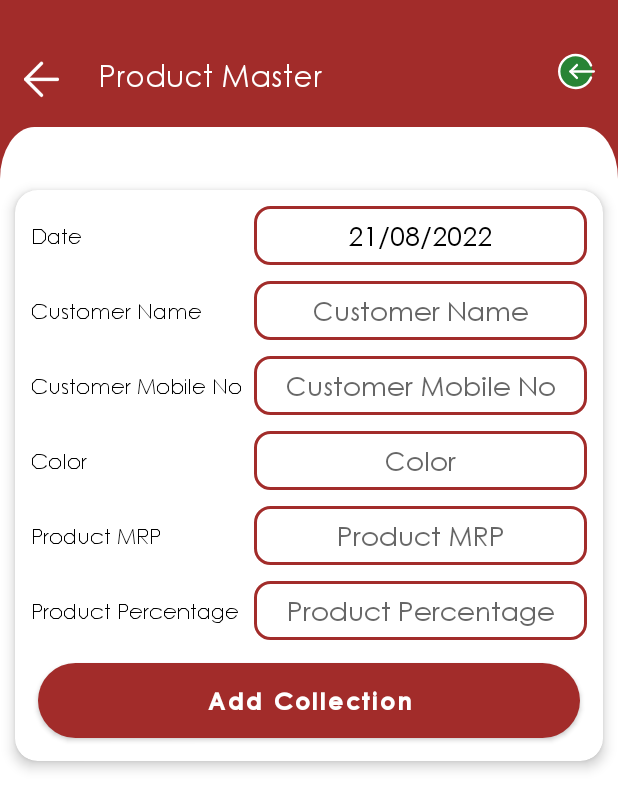
After one commit to emonrait/stella, an Android app: the Collection screen opened directly, with no data from a screen before it, on a phone screen of 412 x 824 dp. The commit adds this screen. Shown: the top 809 px of the screen. Run offline under Robolectric (Android 15) with nearby library versions, the phone set to English and light mode, and no system bars; our stand-ins replace Firebase (no records; nobody signed in at launch, a user with empty details on screens opened directly); Roboto replaces fonts that are not available here.

Commit message:
stock out

```diff
--- /dev/null
+++ b/app/src/main/java/com/raihan/stella/activity/Collection.java
@@ -0,0 +1,127 @@
+package com.raihan.stella.activity;
+
+import androidx.appcompat.app.AppCompatActivity;
+
+import android.app.DatePickerDialog;
+import android.content.Intent;
+import android.os.Bundle;
+import android.view.View;
+import android.widget.ArrayAdapter;
+import android.widget.Button;
+import android.widget.DatePicker;
+import android.widget.EditText;
+import android.widget.ImageView;
+import android.widget.LinearLayout;
+import android.widget.Spinner;
+import android.widget.TextView;
+
+import com.google.android.material.tabs.TabLayout;
+import com.google.firebase.auth.FirebaseAuth;
+import com.google.firebase.database.DatabaseReference;
+import com.google.firebase.database.FirebaseDatabase;
+import com.google.firebase.database.ValueEventListener;
+import com.raihan.stella.R;
+import com.raihan.stella.model.AutoLogout;
+import com.raihan.stella.model.DialogCustom;
+import com.raihan.stella.model.GlobalVariable;
+import com.raihan.stella.model.ValidationUtil;
+
+import java.util.ArrayList;
+import java.util.Calendar;
+
+public class Collection extends AutoLogout {
+    GlobalVariable globalVariable;
+    private ImageView ivLogout;
+    private ImageView ivBack;
+    private TextView tv_genereal_header_title;
+
+    private EditText date_value;
+
+    final Calendar myCalendar = Calendar.getInstance();
+
+
+    ValueEventListener listener;
+    ArrayList<String> spinerList;
+    ArrayAdapter<String> adapter;
+
+
+    FirebaseAuth firebaseAuth;
+    FirebaseDatabase firebaseDatabase;
+    DatabaseReference databaseReferenceProduct;
+
+    String id = "";
+    String productName = "";
+    String productId = "";
+    String flag = "";
+    String color = "";
+    String productMrp = "0";
+    String productPercent = "0";
+    String date = "";
+
+    final LoadingDialog loadingDialog = new LoadingDialog(Collection.this);
+
+
+    @Override
+    protected void onCreate(Bundle savedInstanceState) {
+        super.onCreate(savedInstanceState);
+        setContentView(R.layout.activity_collection);
+
+        globalVariable = ((GlobalVariable) getApplicationContext());
+
+        ivLogout = findViewById(R.id.ivLogout);
+        ivBack = findViewById(R.id.ivBack);
+        tv_genereal_header_title = findViewById(R.id.tv_genereal_header_title);
+
+        date_value = findViewById(R.id.date_value);
+
+
+        spinerList = new ArrayList<>();
+
+
+        firebaseAuth = FirebaseAuth.getInstance();
+        firebaseDatabase = FirebaseDatabase.getInstance();
+        databaseReferenceProduct = FirebaseDatabase.getInstance().getReference("Product");
+        ivBack.setOnClickListener(new View.OnClickListener() {
+            @Override
+            public void onClick(View v) {
+                Intent intent = new Intent(Collection.this, DashboardActivity.class);
+                DialogCustom.doClearActivity(intent, Collection.this);
+            }
+        });
+
+        tv_genereal_header_title.setText(R.string.master_product);
+
+        ivLogout.setOnClickListener(new View.OnClickListener() {
+            @Override
+            public void onClick(View v) {
+                DialogCustom.englishcustomLogout(Collection.this);
+            }
+        });
+
+
+        date_value.setText(ValidationUtil.getTransactionCurrentDate());
+
+        DatePickerDialog.OnDateSetListener date = new DatePickerDialog.OnDateSetListener() {
+            @Override
+            public void onDateSet(DatePicker view, int year, int month, int day) {
+                myCalendar.set(Calendar.YEAR, year);
+                myCalendar.set(Calendar.MONTH, month);
+                myCalendar.set(Calendar.DAY_OF_MONTH, day);
+                date_value.setText(ValidationUtil.dateFormate(myCalendar));
+            }
+        };
+        date_value.setOnClickListener(new View.OnClickListener() {
+            @Override
+            public void onClick(View view) {
+                new DatePickerDialog(Collection.this, date, myCalendar.get(Calendar.YEAR), myCalendar.get(Calendar.MONTH), myCalendar.get(Calendar.DAY_OF_MONTH)).show();
+
+            }
+        });
+    }
+
+    @Override
+    public void onBackPressed() {
+        Intent intent = new Intent(Collection.this, DashboardActivity.class);
+        DialogCustom.doClearActivity(intent, Collection.this);
+    }
+}
--- a/app/src/main/java/com/raihan/stella/activity/DashboardActivity.java
+++ b/app/src/main/java/com/raihan/stella/activity/DashboardActivity.java
@@ -428,10 +428,11 @@ public class DashboardActivity extends AutoLogout {
         list.clear();
         if (globalVariable.getRole().toLowerCase().equals("admin")) {
             list.add(new MenuModel("Profile", R.drawable.ic_user, "pf"));
-            list.add(new MenuModel("Balance", R.drawable.taka, "bl"));
+            // list.add(new MenuModel("Balance", R.drawable.taka, "bl"));
             list.add(new MenuModel("Product Master", R.drawable.product, "pm"));
             list.add(new MenuModel("Stock In", R.drawable.stockin, "si"));
             list.add(new MenuModel("Stock Out", R.drawable.stockout, "so"));
+            list.add(new MenuModel("Collection", R.drawable.taka, "col"));
             list.add(new MenuModel("Statement", R.drawable.ic_bank_statement, "st"));
             list.add(new MenuModel("Members", R.drawable.ic_community, "me"));
             // list.add(new MenuModel("Condition", R.drawable.ic_terms_and_conditions, "co"));
@@ -449,10 +450,11 @@ public class DashboardActivity extends AutoLogout {
 
         } else if (globalVariable.getRole().toLowerCase().equals("cash")) {
             list.add(new MenuModel("Profile", R.drawable.ic_user, "pf"));
-            list.add(new MenuModel("Balance", R.drawable.taka, "bl"));
+            //list.add(new MenuModel("Balance", R.drawable.taka, "bl"));
             list.add(new MenuModel("Product Master", R.drawable.product, "pm"));
             list.add(new MenuModel("Stock In", R.drawable.stockin, "si"));
             list.add(new MenuModel("Stock Out", R.drawable.stockout, "so"));
+            list.add(new MenuModel("Collection", R.drawable.taka, "col"));
             list.add(new MenuModel("Statement", R.drawable.ic_bank_statement, "st"));
             list.add(new MenuModel("Members", R.drawable.ic_community, "me"));
             // list.add(new MenuModel("Condition", R.drawable.ic_terms_and_conditions, "co"));
@@ -470,10 +472,11 @@ public class DashboardActivity extends AutoLogout {
 
         } else {
             list.add(new MenuModel("Profile", R.drawable.ic_user, "pf"));
-            list.add(new MenuModel("Balance", R.drawable.taka, "bl"));
+            //list.add(new MenuModel("Balance", R.drawable.taka, "bl"));
             list.add(new MenuModel("Product Master", R.drawable.product, "pm"));
             list.add(new MenuModel("Stock In", R.drawable.stockin, "si"));
             list.add(new MenuModel("Stock Out", R.drawable.stockout, "so"));
+            list.add(new MenuModel("Collection", R.drawable.taka, "col"));
             list.add(new MenuModel("Statement", R.drawable.ic_bank_statement, "st"));
             list.add(new MenuModel("Members", R.drawable.ic_community, "me"));
             // list.add(new MenuModel("Condition", R.drawable.ic_terms_and_conditions, "co"));
@@ -570,6 +573,10 @@ public class DashboardActivity extends AutoLogout {
 
             } else if ("so".equals(menu_soft_code.getText().toString())) {
                 Intent intent = new Intent(DashboardActivity.this, StockOut.class);
+                startActivity(intent);
+
+            } else if ("col".equals(menu_soft_code.getText().toString())) {
+                Intent intent = new Intent(DashboardActivity.this, Collection.class);
                 startActivity(intent);
 
             }
--- /dev/null
+++ b/app/src/main/res/layout/activity_collection.xml
@@ -0,0 +1,275 @@
+<?xml version="1.0" encoding="utf-8"?>
+<LinearLayout xmlns:android="http://schemas.android.com/apk/res/android"
+    xmlns:app="http://schemas.android.com/apk/res-auto"
+    xmlns:tools="http://schemas.android.com/tools"
+    android:layout_width="match_parent"
+    android:layout_height="match_parent"
+    android:orientation="vertical"
+    tools:context=".activity.Collection">
+
+
+    <include layout="@layout/header_general" />
+
+    <LinearLayout
+        android:id="@+id/layout_content"
+        android:layout_width="match_parent"
+        android:layout_height="match_parent"
+        android:layout_marginTop="@dimen/content_minus_top_base"
+        android:layout_weight=".1"
+        android:background="@drawable/back"
+        android:orientation="vertical">
+
+
+        <LinearLayout
+            android:layout_width="match_parent"
+            android:layout_height="match_parent"
+            android:orientation="vertical">
+
+
+            <ScrollView
+                android:layout_width="match_parent"
+                android:layout_height="wrap_content">
+
+                <LinearLayout
+                    android:layout_width="match_parent"
+                    android:layout_height="50dp"
+                    android:layout_marginTop="@dimen/margin_30"
+                    android:orientation="vertical"
+                    android:visibility="visible">
+
+                    <LinearLayout
+                        android:id="@+id/addProductLayout"
+                        android:layout_width="match_parent"
+                        android:layout_height="wrap_content"
+                        android:orientation="vertical">
+
+                        <androidx.cardview.widget.CardView
+                            android:layout_width="match_parent"
+                            android:layout_height="wrap_content"
+                            android:elevation="15dp"
+                            android:visibility="visible"
+                            app:cardBackgroundColor="@color/white"
+                            app:cardCornerRadius="15dp"
+                            app:cardElevation="5dp"
+                            app:cardUseCompatPadding="true">
+
+                            <LinearLayout
+                                android:layout_width="match_parent"
+                                android:layout_height="wrap_content"
+                                android:layout_gravity="center"
+                                android:gravity="center"
+                                android:orientation="vertical"
+                                android:padding="5dp">
+
+                                <LinearLayout
+                                    android:layout_width="match_parent"
+                                    android:layout_height="wrap_content"
+                                    android:orientation="vertical">
+
+                                    <LinearLayout
+                                        android:layout_width="match_parent"
+                                        android:layout_height="50dp"
+                                        android:gravity="center_horizontal"
+                                        android:orientation="horizontal"
+                                        android:padding="@dimen/padding_5"
+                                        android:weightSum="2">
+
+                                        <TextView
+                                            android:layout_width="match_parent"
+                                            android:layout_height="match_parent"
+                                            android:layout_weight="1.2"
+                                            android:gravity="center_vertical"
+                                            android:text="@string/date"
+                                            android:textColor="@color/black" />
+
+                                        <EditText
+                                            android:id="@+id/date_value"
+                                            android:layout_width="match_parent"
+                                            android:layout_height="match_parent"
+                                            android:layout_weight=".8"
+                                            android:background="@drawable/rectangale"
+                                            android:clickable="false"
+                                            android:cursorVisible="false"
+                                            android:focusable="false"
+                                            android:focusableInTouchMode="false"
+                                            android:gravity="center"
+                                            android:hint="@string/date"
+                                            android:inputType="date"
+                                            android:textColor="@color/black" />
+
+                                    </LinearLayout>
+
+                                    <LinearLayout
+                                        android:layout_width="match_parent"
+                                        android:layout_height="50dp"
+                                        android:gravity="center_horizontal"
+                                        android:orientation="horizontal"
+                                        android:padding="@dimen/padding_5"
+                                        android:weightSum="2">
+
+                                        <TextView
+                                            android:layout_width="match_parent"
+                                            android:layout_height="match_parent"
+                                            android:layout_weight="1.2"
+                                            android:gravity="center_vertical"
+                                            android:text="@string/customer_name"
+                                            android:textColor="@color/black" />
+
+                                        <EditText
+                                            android:id="@+id/customer_name_value"
+                                            android:layout_width="match_parent"
+                                            android:layout_height="match_parent"
+                                            android:layout_weight=".8"
+                                            android:background="@drawable/rectangale"
+                                            android:gravity="center"
+                                            android:hint="@string/customer_name"
+                                            android:inputType="textCapWords"
+                                            android:textColor="@color/black" />
+
+                                    </LinearLayout>
+
+                                    <LinearLayout
+                                        android:layout_width="match_parent"
+                                        android:layout_height="50dp"
+                                        android:gravity="center_horizontal"
+                                        android:orientation="horizontal"
+                                        android:padding="@dimen/padding_5"
+                                        android:weightSum="2">
+
+                                        <TextView
+                                            android:layout_width="match_parent"
+                                            android:layout_height="match_parent"
+                                            android:layout_weight="1.2"
+                                            android:gravity="center_vertical"
+                                            android:text="@string/customer_mobile_no"
+                                            android:textColor="@color/black" />
+
+                                        <EditText
+                                            android:id="@+id/customer_mobile_novalue"
+                                            android:layout_width="match_parent"
+                                            android:layout_height="match_parent"
+                                            android:layout_weight=".8"
+                                            android:background="@drawable/rectangale"
+                                            android:gravity="center"
+                                            android:hint="@string/customer_mobile_no"
+                                            android:inputType="textCapWords"
+                                            android:textColor="@color/black" />
+
+                                    </LinearLayout>
+
+                                    <LinearLayout
+                                        android:layout_width="match_parent"
+                                        android:layout_height="50dp"
+                                        android:gravity="center_horizontal"
+                                        android:orientation="horizontal"
+                                        android:padding="@dimen/padding_5"
+                                        android:weightSum="2">
+
+                                        <TextView
+                                            android:layout_width="match_parent"
+                                            android:layout_height="match_parent"
+                                            android:layout_weight="1.2"
+                                            android:gravity="center_vertical"
+                                            android:text="@string/color"
+                                            android:textColor="@color/black" />
+
+                                        <EditText
+                                            android:id="@+id/color_value"
+                                            android:layout_width="match_parent"
+                                            android:layout_height="match_parent"
+                                            android:layout_weight=".8"
+                                            android:background="@drawable/rectangale"
+                                            android:gravity="center"
+                                            android:hint="@string/color"
+                                            android:inputType="textCapWords"
+                                            android:textColor="@color/black" />
+
+                                    </LinearLayout>
+
+                                    <LinearLayout
+                                        android:layout_width="match_parent"
+                                        android:layout_height="50dp"
+                                        android:gravity="center_horizontal"
+                                        android:orientation="horizontal"
+                                        android:padding="@dimen/padding_5"
+                                        android:weightSum="2">
+
+                                        <TextView
+                                            android:layout_width="match_parent"
+                                            android:layout_height="match_parent"
+                                            android:layout_weight="1.2"
+                                            android:gravity="center_vertical"
+                                            android:text="@string/product_mrp"
+                                            android:textColor="@color/black" />
+
+                                        <EditText
+                                            android:id="@+id/product_mrp_value"
+                                            android:layout_width="match_parent"
+                                            android:layout_height="match_parent"
+                                            android:layout_weight=".8"
+                                            android:background="@drawable/rectangale"
+                                            android:gravity="center"
+                                            android:hint="@string/product_mrp"
+                                            android:inputType="numberDecimal"
+                                            android:textColor="@color/black" />
+
+                                    </LinearLayout>
+
+                                    <LinearLayout
+                                        android:layout_width="match_parent"
+                                        android:layout_height="50dp"
+                                        android:gravity="center_horizontal"
+                                        android:orientation="horizontal"
+                                        android:padding="@dimen/padding_5"
+                                        android:weightSum="2">
+
+                                        <TextView
+                                            android:layout_width="match_parent"
+                                            android:layout_height="match_parent"
+                                            android:layout_weight="1.2"
+                                            android:gravity="center_vertical"
+                                            android:text="@string/product_percentage"
+                                            android:textColor="@color/black" />
+
+                                        <EditText
+                                            android:id="@+id/product_percentage_value"
+                                            android:layout_width="match_parent"
+                                            android:layout_height="match_parent"
+                                            android:layout_weight=".8"
+                                            android:background="@drawable/rectangale"
+                                            android:gravity="center"
+                                            android:hint="@string/product_percentage"
+                                            android:inputType="numberDecimal"
+                                            android:textColor="@color/black" />
+
+                                    </LinearLayout>
+
+
+                                </LinearLayout>
+
+                                <Button
+                                    android:id="@+id/btnSubmit"
+                                    android:layout_width="match_parent"
+                                    android:layout_height="50dp"
+                                    android:layout_margin="10dp"
+                                    android:layout_marginTop="10dp"
+                                    android:layout_weight="1"
+                                    android:background="@drawable/round_corner"
+                                    android:text="@string/add_collection"
+                                    android:textAllCaps="false"
+                                    android:textColor="@color/white"
+                                    android:textSize="16sp"
+                                    android:textStyle="bold"
+                                    android:visibility="visible" />
+
+                            </LinearLayout>
+                        </androidx.cardview.widget.CardView>
+                    </LinearLayout>
+
+                </LinearLayout>
+
+            </ScrollView>
+
+        </LinearLayout>
+    </LinearLayout>
+</LinearLayout>
--- a/app/src/main/res/values/strings.xml
+++ b/app/src/main/res/values/strings.xml
@@ -141,6 +141,9 @@
     <string name="sell_percentage">Sell Percentage</string>
     <string name="sell_price">Total Price</string>
     <string name="add_by">Update By</string>
+    <string name="customer_name">Customer Name</string>
+    <string name="add_collection">Add Collection</string>
+    <string name="customer_mobile_no">Customer Mobile No</string>
 
 
     <string-array name="spinnerItems">
```
Also changed, not shown: app/src/main/AndroidManifest.xml (+6 -1 lines).
